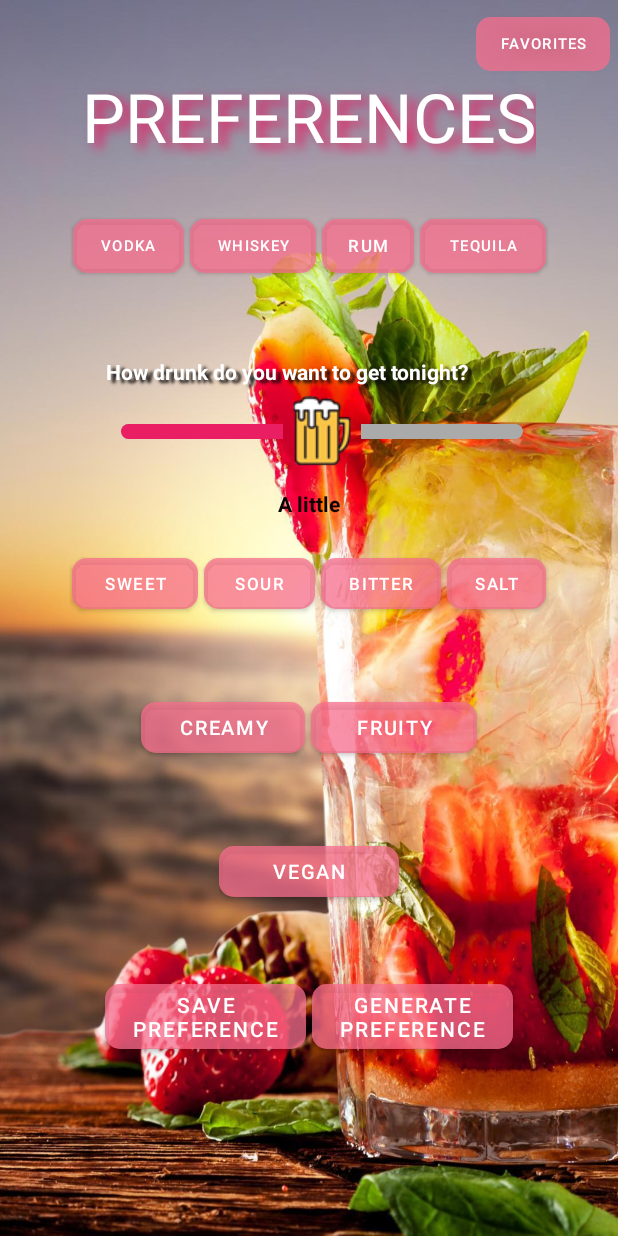
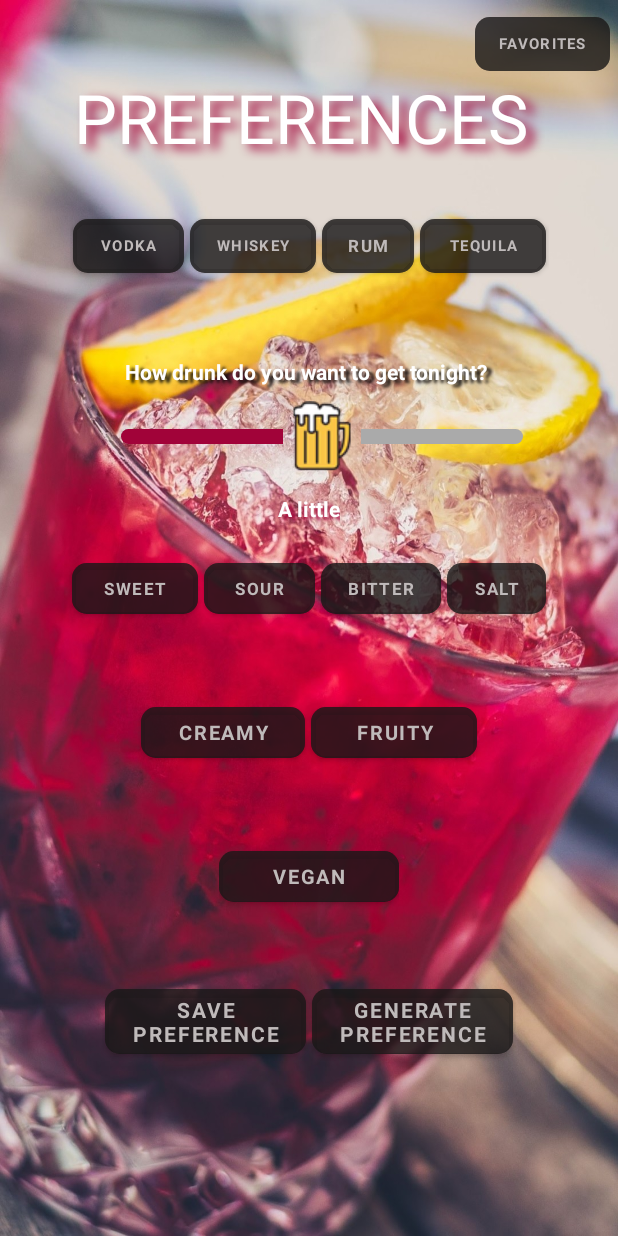
Before and after one commit to drinking-app-android/aubergine-peach, an Android app: the PreferenceActivity screen opened directly, with no data from a screen before it, on a phone screen of 412 x 824 dp. Run offline under Robolectric (Android 15) with nearby library versions, the light colour scheme and no system bars; libraries missing offline, so code that uses them is left out: org.jetbrains.anko.

Commit message:
Changed backgrounds and colors

```diff
--- a/app/src/main/res/drawable/track.xml
+++ b/app/src/main/res/drawable/track.xml
@@ -16,7 +16,7 @@
                     android:drawable="@android:color/transparent"/>
                 <item >
                     <shape android:shape="rectangle">
-                        <solid android:color="#E91E63"/>
+                        <solid android:color="#A10339"/>
                         <size android:height="10dp"/>
                         <corners android:radius="5dp"/>
                     </shape>
--- a/app/src/main/res/layout/activity_preference.xml
+++ b/app/src/main/res/layout/activity_preference.xml
@@ -5,7 +5,7 @@
     xmlns:tools="http://schemas.android.com/tools"
     android:layout_width="match_parent"
     android:layout_height="match_parent"
-    android:background="@drawable/cocktailstrawberry">
+    android:background="@drawable/pinkcocktail">
 
     <androidx.constraintlayout.widget.ConstraintLayout
         android:layout_width="match_parent"
@@ -19,20 +19,24 @@
             android:layout_marginTop="5dp"
             android:layout_marginEnd="5dp"
             android:layout_marginRight="5dp"
+            android:backgroundTint="#8F191818"
+            android:fontFamily="@font/roboto"
             android:text="Favorites"
-            android:backgroundTint="#80F86E8E"
+            android:textColor="#BFBABA"
+            android:textSize="10dp"
+            android:textStyle="bold"
+            acg:cornerRadius="10dp"
+            acg:iconTint="#7A1E1E1E"
             acg:layout_constraintEnd_toEndOf="parent"
-            acg:layout_constraintTop_toTopOf="parent"
-            android:textSize="10dp"
-            acg:cornerRadius="10dp"/>
+            acg:layout_constraintTop_toTopOf="parent" />
 
         <TextView
             android:id="@+id/preferenceTextView"
-            android:layout_width="wrap_content"
-            android:layout_height="wrap_content"
+            android:layout_width="314dp"
+            android:layout_height="59dp"
             android:layout_marginTop="45dp"
             android:fontFamily="@font/roboto"
-            android:shadowColor="#E91E63"
+            android:shadowColor="#A10339"
             android:shadowDx="8"
             android:shadowDy="5"
             android:shadowRadius="8"
@@ -75,7 +79,10 @@
                     android:id="@+id/vodkaButton"
                     android:layout_width="78dp"
                     android:layout_height="wrap_content"
-                    android:backgroundTint="@color/buttonColor"
+                    android:backgroundTint="#8F191818"
+                    android:fontFamily="@font/roboto"
+                    android:textColor="#BFBABA"
+                    android:textStyle="bold"
                     android:insetLeft="2.5dp"
                     android:insetRight="2.5dp"
                     android:text="vodka"
@@ -88,7 +95,10 @@
                     android:id="@+id/whiskeyButton"
                     android:layout_width="wrap_content"
                     android:layout_height="wrap_content"
-                    android:backgroundTint="#80F86E8E"
+                    android:backgroundTint="#8F191818"
+                    android:fontFamily="@font/roboto"
+                    android:textColor="#BFBABA"
+                    android:textStyle="bold"
                     android:insetLeft="2.5dp"
                     android:insetRight="2.5dp"
                     android:text="whiskey"
@@ -100,7 +110,10 @@
                     android:id="@+id/rumButton"
                     android:layout_width="65dp"
                     android:layout_height="wrap_content"
-                    android:backgroundTint="#80F86E8E"
+                    android:backgroundTint="#8F191818"
+                    android:fontFamily="@font/roboto"
+                    android:textColor="#BFBABA"
+                    android:textStyle="bold"
                     android:insetLeft="2.5dp"
                     android:insetRight="2.5dp"
                     android:text="rum"
@@ -112,7 +125,10 @@
                     android:id="@+id/tequilaButton"
                     android:layout_width="wrap_content"
                     android:layout_height="wrap_content"
-                    android:backgroundTint="#80F86E8E"
+                    android:backgroundTint="#8F191818"
+                    android:fontFamily="@font/roboto"
+                    android:textColor="#BFBABA"
+                    android:textStyle="bold"
                     android:insetLeft="2.5dp"
                     android:insetRight="2.5dp"
                     android:text="tequila"
@@ -123,11 +139,11 @@
 
             <TextView
                 android:id="@+id/textViewDrunkQuestion"
-                android:layout_width="271dp"
-                android:layout_height="22dp"
+                android:layout_width="246dp"
+                android:layout_height="25dp"
                 android:layout_marginTop="50dp"
                 android:fontFamily="@font/roboto"
-                android:shadowColor="#0C0909"
+                android:shadowColor="#100C0B"
                 android:shadowDx="5"
                 android:shadowDy="3"
                 android:shadowRadius="2"
@@ -165,9 +181,13 @@
                 android:layout_marginTop="10dp"
                 android:fontFamily="@font/roboto"
                 android:gravity="center_vertical"
+                android:shadowColor="#A10339"
+                android:shadowDx="5"
+                android:shadowDy="3"
+                android:shadowRadius="2"
                 android:text="A little"
                 android:textAppearance="@style/TextAppearance.AppCompat.Body1"
-                android:textColor="#0B0202"
+                android:textColor="#FFFFFF"
                 android:textStyle="bold"
                 acg:layout_constraintEnd_toEndOf="parent"
                 acg:layout_constraintHorizontal_bias="0.5"
@@ -195,7 +215,10 @@
                     android:id="@+id/sweetButton"
                     android:layout_width="wrap_content"
                     android:layout_height="wrap_content"
-                    android:backgroundTint="#80F86E8E"
+                    android:backgroundTint="#8F191818"
+                    android:fontFamily="@font/roboto"
+                    android:textColor="#BFBABA"
+                    android:textStyle="bold"
                     android:insetLeft="2.5dp"
                     android:insetRight="2.5dp"
                     android:text="sweet"
@@ -207,7 +230,10 @@
                     android:id="@+id/sourButton"
                     android:layout_width="78dp"
                     android:layout_height="wrap_content"
-                    android:backgroundTint="#80F86E8E"
+                    android:backgroundTint="#8F191818"
+                    android:fontFamily="@font/roboto"
+                    android:textColor="#BFBABA"
+                    android:textStyle="bold"
                     android:insetLeft="2.5dp"
                     android:insetRight="2.5dp"
                     android:text="sour"
@@ -220,7 +246,10 @@
                     android:layout_width="102dp"
                     android:layout_height="wrap_content"
                     android:layout_weight="1"
-                    android:backgroundTint="#80F86E8E"
+                    android:backgroundTint="#8F191818"
+                    android:fontFamily="@font/roboto"
+                    android:textColor="#BFBABA"
+                    android:textStyle="bold"
                     android:insetLeft="2.5dp"
                     android:insetRight="2.5dp"
                     android:text="bitter"
@@ -233,7 +262,10 @@
                     android:layout_width="wrap_content"
                     android:layout_height="wrap_content"
                     android:layout_weight="1"
-                    android:backgroundTint="#80F86E8E"
+                    android:backgroundTint="#8F191818"
+                    android:fontFamily="@font/roboto"
+                    android:textColor="#BFBABA"
+                    android:textStyle="bold"
                     android:insetLeft="2.5dp"
                     android:insetRight="2.5dp"
                     android:text="salt"
@@ -261,7 +293,10 @@
                     android:id="@+id/creamyButton"
                     android:layout_width="113dp"
                     android:layout_height="wrap_content"
-                    android:backgroundTint="#80F86E8E"
+                    android:backgroundTint="#8F191818"
+                    android:fontFamily="@font/roboto"
+                    android:textColor="#BFBABA"
+                    android:textStyle="bold"
                     android:insetLeft="2.5dp"
                     android:insetRight="2.5dp"
                     android:text="creamy"
@@ -273,7 +308,10 @@
                     android:id="@+id/fruityButton"
                     android:layout_width="match_parent"
                     android:layout_height="wrap_content"
-                    android:backgroundTint="#80F86E8E"
+                    android:backgroundTint="#8F191818"
+                    android:fontFamily="@font/roboto"
+                    android:textColor="#BFBABA"
+                    android:textStyle="bold"
                     android:insetLeft="2.5dp"
                     android:insetRight="2.5dp"
                     android:text="fruity"
@@ -301,9 +339,11 @@
                     android:layout_width="wrap_content"
                     android:layout_height="match_parent"
                     android:layout_weight="1"
-                    android:backgroundTint="#80F86E8E"
+                    android:backgroundTint="#8F191818"
+                    android:fontFamily="@font/roboto"
+                    android:textColor="#BFBABA"
+                    android:textStyle="bold"
                     android:text="vegan"
-                    android:textColor="#FFFFFF"
                     android:textSize="13dp"
                     acg:cornerRadius="10dp" />
             </LinearLayout>
@@ -327,7 +367,10 @@
                     android:layout_width="match_parent"
                     android:layout_height="wrap_content"
                     android:layout_weight="1"
-                    android:backgroundTint="#80F86E8E"
+                    android:backgroundTint="#8F191818"
+                    android:fontFamily="@font/roboto"
+                    android:textColor="#BFBABA"
+                    android:textStyle="bold"
                     android:insetLeft="2.5dp"
                     android:insetRight="2.5dp"
                     android:text="save preference"
@@ -338,7 +381,10 @@
                     android:layout_width="match_parent"
                     android:layout_height="wrap_content"
                     android:layout_weight="1"
-                    android:backgroundTint="#80F86E8E"
+                    android:backgroundTint="#8F191818"
+                    android:fontFamily="@font/roboto"
+                    android:textColor="#BFBABA"
+                    android:textStyle="bold"
                     android:insetLeft="2.5dp"
                     android:insetRight="2.5dp"
                     android:text="generate preference"
```
Also changed, not shown: app/src/main/java/com/example/drinkify/ui/PreferenceActivity.kt (+4 -4 lines), app/src/main/res/layout/activity_main.xml (+56 -49 lines), app/src/main/res/drawable-v24/backgroundcocktail.jpg (added), app/src/main/res/drawable-v24/pinkcocktail.jpg (added).
